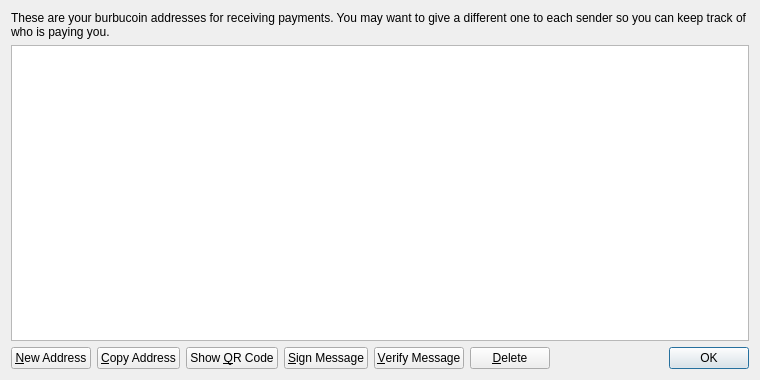
The window that src/qt/forms/addressbookpage.ui (burbucoin/burbucoin) describes before a commit, drawn with Qt 5.
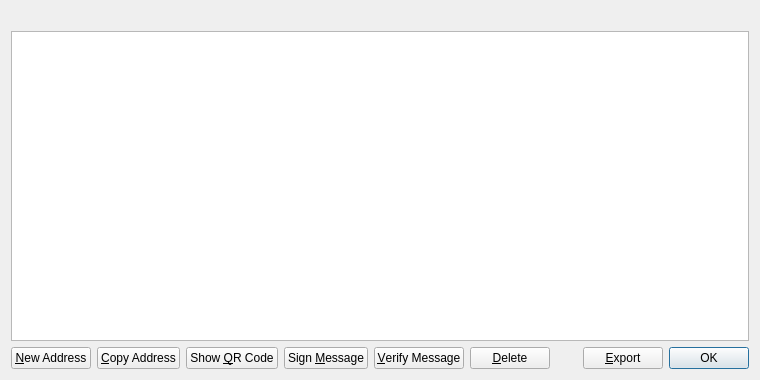
The same window after the commit. Icons and pictures are not drawn.

The edit to the form file:
```diff
--- a/src/qt/forms/addressbookpage.ui
+++ b/src/qt/forms/addressbookpage.ui
@@ -16,9 +16,6 @@
   <layout class="QVBoxLayout" name="verticalLayout">
    <item>
     <widget class="QLabel" name="labelExplanation">
-     <property name="text">
-      <string>These are your burbucoin addresses for receiving payments. You may want to give a different one to each sender so you can keep track of who is paying you.</string>
-     </property>
      <property name="textFormat">
       <enum>Qt::PlainText</enum>
      </property>
@@ -102,7 +99,7 @@
         <string>Sign a message to prove you own a burbucoin address</string>
        </property>
        <property name="text">
-        <string>&amp;Sign Message</string>
+        <string>Sign &amp;Message</string>
        </property>
        <property name="icon">
         <iconset resource="../bitcoin.qrc">
@@ -151,6 +148,20 @@
        </property>
       </spacer>
      </item>
+     <item>
+      <widget class="QPushButton" name="exportButton">
+       <property name="toolTip">
+        <string>Export the data in the current tab to a file</string>
+       </property>
+       <property name="text">
+        <string>&amp;Export</string>
+       </property>
+       <property name="icon">
+        <iconset resource="../bitcoin.qrc">
+         <normaloff>:/icons/export</normaloff>:/icons/export</iconset>
+       </property>
+      </widget>
+     </item>
      <item>
       <widget class="QDialogButtonBox" name="buttonBox">
        <property name="sizePolicy">
```
Left out of the diff: 12 changed lines with no effect on the pictures.
